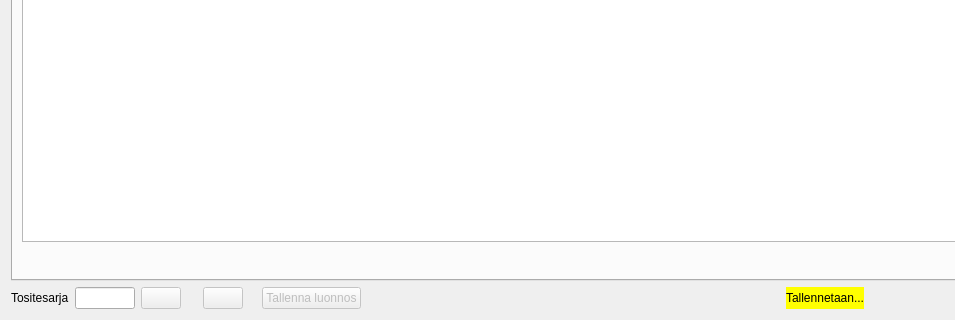
This is kitsas/kirjaus/kirjaus.ui in artoh/kitupiikki as Qt 5 draws it before an edit; both pictures show x 0 to 955 and y 371 to 691 of the 1486 by 691 pixel window. The edited form follows.
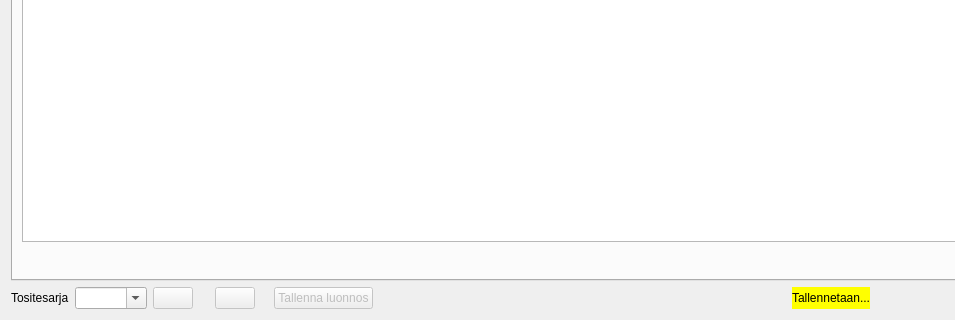
This is the edited form. Icons and pictures are not drawn. Custom widgets are drawn as their Qt base class.

```diff
--- a/kitsas/kirjaus/kirjaus.ui
+++ b/kitsas/kirjaus/kirjaus.ui
@@ -326,12 +326,12 @@
       </widget>
      </item>
      <item>
-      <widget class="QLineEdit" name="sarjaEdit">
-       <property name="maximumSize">
-        <size>
-         <width>60</width>
-         <height>16777215</height>
-        </size>
+      <widget class="QComboBox" name="sarjaCombo">
+       <property name="editable">
+        <bool>true</bool>
+       </property>
+       <property name="insertPolicy">
+        <enum>QComboBox::InsertAlphabetically</enum>
        </property>
       </widget>
      </item>
```
Left out of the diff: 5 changed lines with no effect on the pictures.
